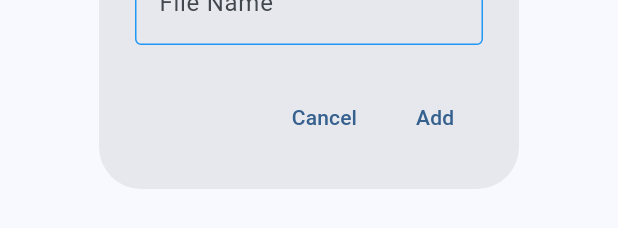
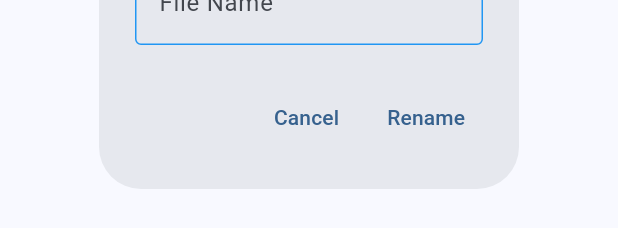
Before and after one commit to hazemxiii/team_hive, a Flutter app: the RenameFileDialog widget shown alone on an empty page, opened directly with empty values, on a phone screen of 412 x 824 dp. Shown: the part 597-825 px from the top of the screen. Run offline on Flutter 3.47's test engine with Material 3 defaults, Android fonts, the light colour scheme and no system bars; our stand-ins replace file_picker, firebase_auth, firebase_core, image_picker; accounts and stored records are empty; network calls fail.

Commit message:
x/file_system

```diff
--- a/lib/service/backend.dart
+++ b/lib/service/backend.dart
@@ -16,12 +16,11 @@ class RequestResponse {
 
 class BackendService {
   final _auth = FirebaseAuth.instance;
-  // TODO: backend link
-  // final _serverUrl = "team-hive-api-five.vercel.app";
-  final _serverUrl = "127.0.0.1:5000";
-  final bool _secure = false;
+  final _serverUrl = "team-hive-api-five.vercel.app";
+  // final _serverUrl = "127.0.0.1:5000";
+  final bool _secure = true;
   static MyUser? _currentUser;
-  final appVersion = "1.0.1";
+  final appVersion = "1.0.2";
 
   BackendService._();
 
--- a/lib/team_page/files_page/options_widget.dart
+++ b/lib/team_page/files_page/options_widget.dart
@@ -6,7 +6,7 @@ import 'package:team_hive/service/app_colors.dart';
 import 'package:team_hive/service/backend.dart';
 import 'package:team_hive/service/files_page/files_notifier.dart';
 import 'package:team_hive/team_page/files_page/confirm_delete_files_dialog.dart';
-import 'package:team_hive/team_page/files_page/rename_file.dart';
+import 'package:team_hive/team_page/files_page/rename_file_dialog.dart';
 
 class OptionsWidget extends StatelessWidget {
   final Team team;
--- a/lib/team_page/files_page/rename_file.dart
+++ b/lib/team_page/files_page/rename_file_dialog.dart
@@ -39,7 +39,7 @@ class RenameFileDialog extends StatelessWidget {
           onPressed: () {
             Navigator.pop(context, "$name$ext");
           },
-          child: const Text("Add"),
+          child: const Text("Rename"),
         ),
       ],
     );
```
Also changed, not shown: lib/service/files_page/files_notifier.dart (+7 -1 lines).
